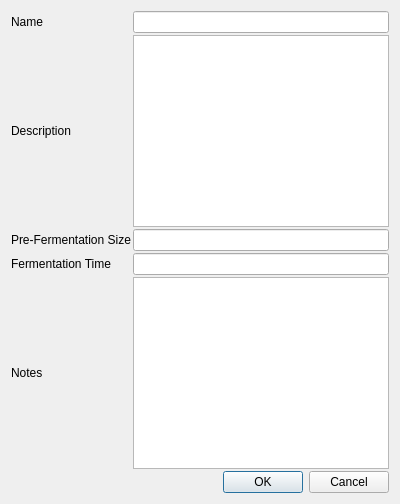
Qt form ui/fermentationEditor.ui (Brewken/brewken) before a commit.
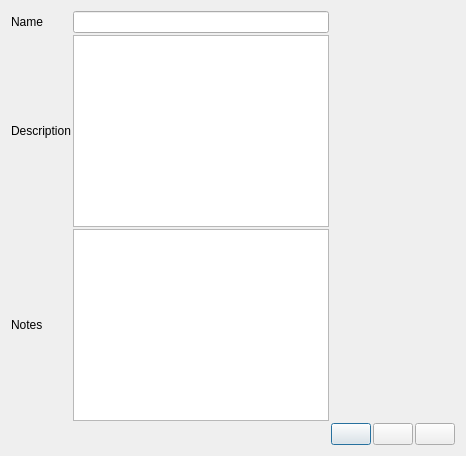
The same form after that commit. Icons and pictures are not drawn. Custom widgets are drawn as their Qt base class.

What changed in the file:
```diff
--- a/ui/fermentationEditor.ui
+++ b/ui/fermentationEditor.ui
@@ -55,60 +55,6 @@
         </widget>
        </item>
 
-       <item row="4" column="1">
-        <widget class="SmartLabel" name="label_preFermentationSize">
-         <property name="sizePolicy">
-          <sizepolicy hsizetype="Expanding" vsizetype="Preferred">
-           <horstretch>0</horstretch>
-           <verstretch>0</verstretch>
-          </sizepolicy>
-         </property>
-         <property name="contextMenuPolicy">
-          <enum>Qt::CustomContextMenu</enum>
-         </property>
-         <property name="text">
-          <string>Pre-Fermentation Size</string>
-         </property>
-         <property name="buddy">
-          <cstring>lineEdit_preFermentationSize</cstring>
-         </property>
-        </widget>
-       </item>
-       <item row="4" column="2">
-        <widget class="SmartLineEdit" name="lineEdit_preFermentationSize">
-         <property name="toolTip">
-          <string>Pre-Fermentation Size</string>
-         </property>
-        </widget>
-       </item>
-
-       <item row="6" column="1">
-        <widget class="SmartLabel" name="label_fermentationTime">
-         <property name="sizePolicy">
-          <sizepolicy hsizetype="Expanding" vsizetype="Preferred">
-           <horstretch>0</horstretch>
-           <verstretch>0</verstretch>
-          </sizepolicy>
-         </property>
-         <property name="contextMenuPolicy">
-          <enum>Qt::CustomContextMenu</enum>
-         </property>
-         <property name="text">
-          <string>Fermentation Time</string>
-         </property>
-         <property name="buddy">
-          <cstring>lineEdit_fermentationTime</cstring>
-         </property>
-        </widget>
-       </item>
-       <item row="6" column="2">
-        <widget class="SmartLineEdit" name="lineEdit_fermentationTime">
-         <property name="toolTip">
-          <string>Fermentation Time</string>
-         </property>
-        </widget>
-       </item>
-
        <item row="8" column="1">
         <widget class="SmartLabel" name="label_notes">
          <property name="text">
@@ -120,15 +66,51 @@
         <widget class="QTextEdit" name="textEdit_notes"/>
        </item>
 
-       <item row="10" column="2">
-        <widget class="QDialogButtonBox" name="buttonBox">
-        <property name="orientation">
-        <enum>Qt::Horizontal</enum>
-        </property>
-        <property name="standardButtons">
-        <set>QDialogButtonBox::Cancel|QDialogButtonBox::Ok</set>
-        </property>
-        </widget>
+       <item row="10" column="3">
+        <layout class="QHBoxLayout" name="horizontalLayout_3">
+         <item>
+          <widget class="QPushButton" name="pushButton_new">
+           <property name="toolTip">
+            <string>New hop</string>
+           </property>
+           <property name="text">
+            <string/>
+           </property>
+           <property name="icon">
+            <iconset resource="../resources.qrc">
+             <normaloff>:/images/smallPlus.svg</normaloff>:/images/smallPlus.svg</iconset>
+           </property>
+          </widget>
+         </item>
+         <item>
+          <widget class="QPushButton" name="pushButton_save">
+           <property name="toolTip">
+            <string>Save and close</string>
+           </property>
+           <property name="text">
+            <string/>
+           </property>
+           <property name="icon">
+            <iconset resource="../resources.qrc">
+             <normaloff>:/images/filesave.svg</normaloff>:/images/filesave.svg</iconset>
+           </property>
+          </widget>
+         </item>
+         <item>
+          <widget class="QPushButton" name="pushButton_cancel">
+           <property name="toolTip">
+            <string>Discard and close</string>
+           </property>
+           <property name="text">
+            <string/>
+           </property>
+           <property name="icon">
+            <iconset resource="../resources.qrc">
+             <normaloff>:/images/exit.svg</normaloff>:/images/exit.svg</iconset>
+           </property>
+          </widget>
+         </item>
+        </layout>
        </item>
 
       </layout>
```
